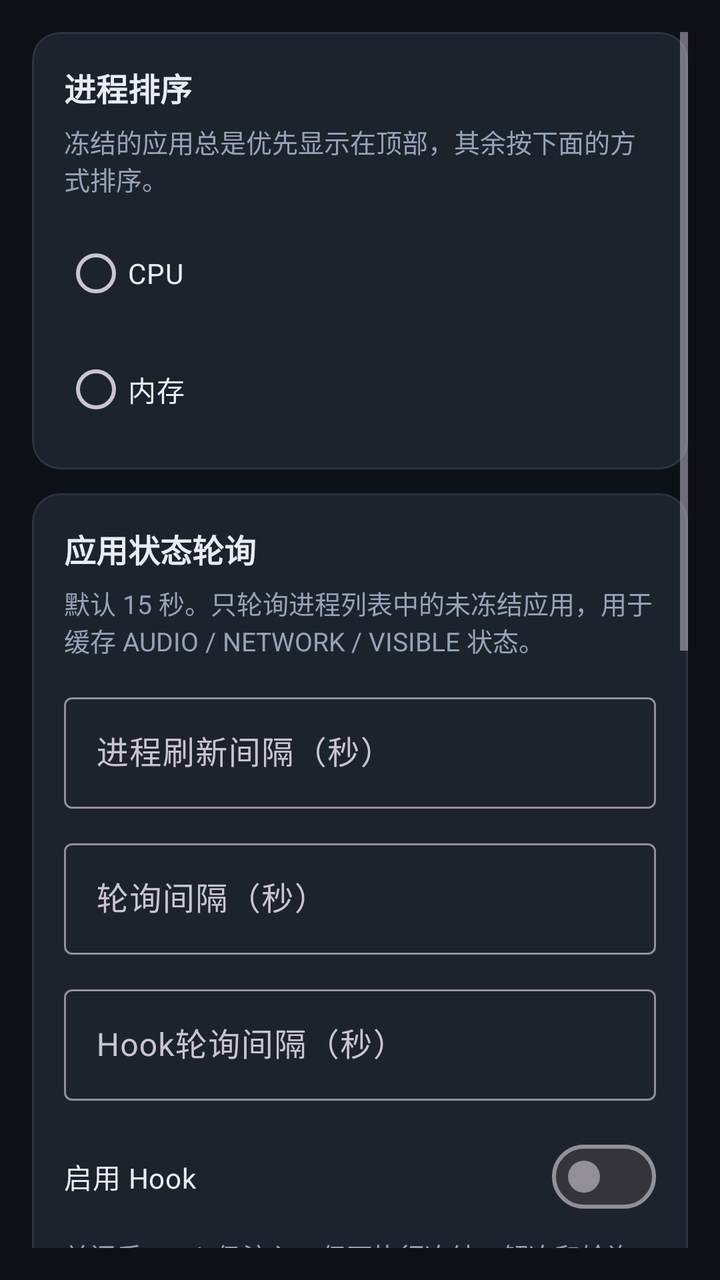
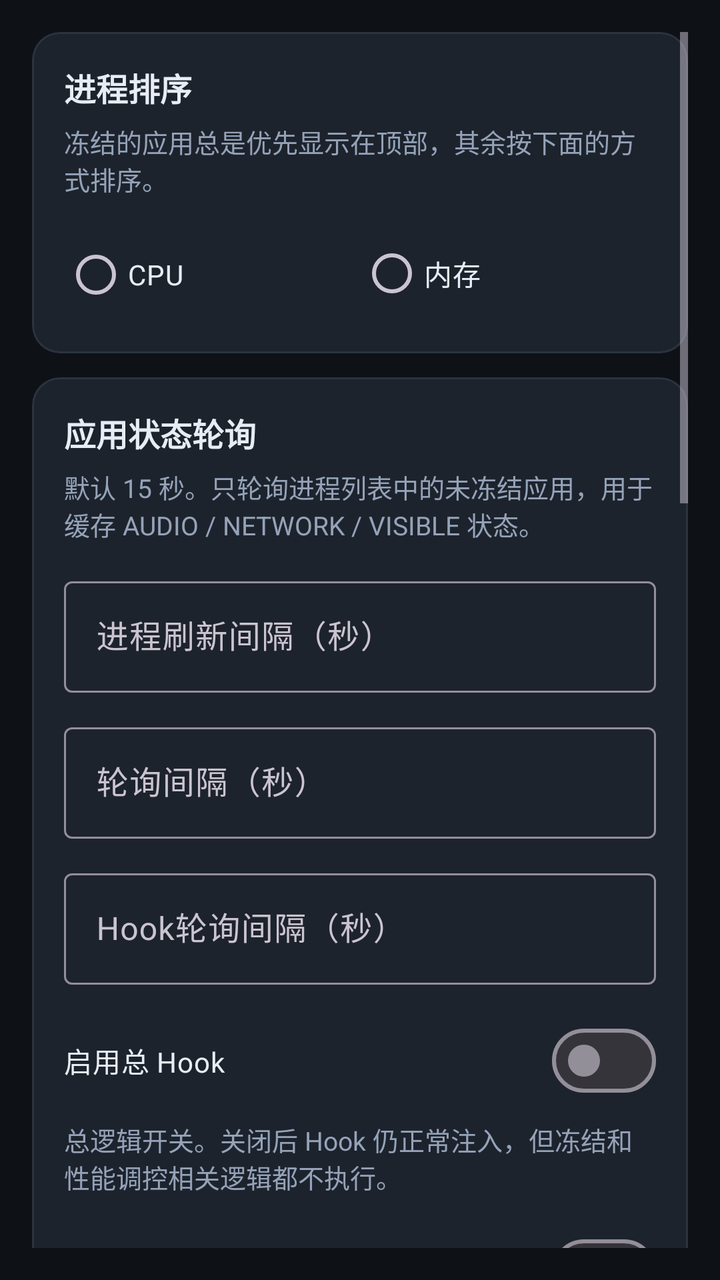

The first picture is an Android layout as it rendered before a commit; the second is the same layout after the commit. The layout source and the unified diff follow.
<!-- AndroidManifest.xml: application theme Theme.Silence -->
<!-- res/layout/fragment_features.xml -->
<?xml version="1.0" encoding="utf-8"?>
<ScrollView xmlns:android="http://schemas.android.com/apk/res/android"
    xmlns:app="http://schemas.android.com/apk/res-auto"
    android:layout_width="match_parent"
    android:layout_height="match_parent"
    android:fillViewport="true"
    android:padding="16dp">

    <LinearLayout
        android:layout_width="match_parent"
        android:layout_height="wrap_content"
        android:orientation="vertical">

        <com.google.android.material.card.MaterialCardView
            android:layout_width="match_parent"
            android:layout_height="wrap_content"
            app:cardBackgroundColor="@color/surface_card"
            app:cardCornerRadius="14dp"
            app:cardElevation="0dp"
            app:strokeColor="@color/divider_color"
            app:strokeWidth="1dp">

            <LinearLayout
                android:layout_width="match_parent"
                android:layout_height="wrap_content"
                android:orientation="vertical"
                android:padding="16dp">

                <TextView
                    android:layout_width="match_parent"
                    android:layout_height="wrap_content"
                    android:text="@string/settings_sort_title"
                    android:textColor="@color/text_primary"
                    android:textSize="16sp"
                    android:textStyle="bold" />

                <TextView
                    android:layout_width="match_parent"
                    android:layout_height="wrap_content"
                    android:layout_marginTop="6dp"
                    android:text="@string/settings_sort_summary"
                    android:textColor="@color/text_secondary"
                    android:textSize="13sp" />

                <RadioGroup
                    android:id="@+id/sortModeGroup"
                    android:layout_width="match_parent"
                    android:layout_height="wrap_content"
                    android:layout_marginTop="14dp"
                    android:orientation="vertical">

                    <RadioButton
                        android:id="@+id/sortByCpu"
                        android:layout_width="match_parent"
                        android:layout_height="wrap_content"
                        android:text="@string/settings_sort_cpu"
                        android:textColor="@color/text_primary" />

                    <RadioButton
                        android:id="@+id/sortByMemory"
                        android:layout_width="match_parent"
                        android:layout_height="wrap_content"
                        android:layout_marginTop="10dp"
                        android:text="@string/settings_sort_memory"
                        android:textColor="@color/text_primary" />
                </RadioGroup>
            </LinearLayout>
        </com.google.android.material.card.MaterialCardView>

        <com.google.android.material.card.MaterialCardView
            android:layout_width="match_parent"
            android:layout_height="wrap_content"
            android:layout_marginTop="12dp"
            app:cardBackgroundColor="@color/surface_card"
            app:cardCornerRadius="14dp"
            app:cardElevation="0dp"
            app:strokeColor="@color/divider_color"
            app:strokeWidth="1dp">

            <LinearLayout
                android:layout_width="match_parent"
                android:layout_height="wrap_content"
                android:orientation="vertical"
                android:padding="16dp">

                <TextView
                    android:layout_width="match_parent"
                    android:layout_height="wrap_content"
                    android:text="@string/settings_state_poll_title"
                    android:textColor="@color/text_primary"
                    android:textSize="16sp"
                    android:textStyle="bold" />

                <TextView
                    android:layout_width="match_parent"
                    android:layout_height="wrap_content"
                    android:layout_marginTop="6dp"
                    android:text="@string/settings_state_poll_summary"
                    android:textColor="@color/text_secondary"
                    android:textSize="13sp" />

                <com.google.android.material.textfield.TextInputLayout
                    android:layout_width="match_parent"
                    android:layout_height="wrap_content"
                    android:layout_marginTop="14dp"
                    android:hint="@string/settings_process_refresh_hint">

                    <com.google.android.material.textfield.TextInputEditText
                        android:id="@+id/processRefreshIntervalInput"
                        android:layout_width="match_parent"
                        android:layout_height="wrap_content"
                        android:inputType="number"
                        android:maxLines="1"
                        android:textColor="@color/text_primary" />
                </com.google.android.material.textfield.TextInputLayout>

                <com.google.android.material.textfield.TextInputLayout
                    android:layout_width="match_parent"
                    android:layout_height="wrap_content"
                    android:layout_marginTop="12dp"
                    android:hint="@string/settings_state_poll_hint">

                    <com.google.android.material.textfield.TextInputEditText
                        android:id="@+id/statePollIntervalInput"
                        android:layout_width="match_parent"
                        android:layout_height="wrap_content"
                        android:inputType="number"
                        android:maxLines="1"
                        android:textColor="@color/text_primary" />
                </com.google.android.material.textfield.TextInputLayout>

                <com.google.android.material.textfield.TextInputLayout
                    android:layout_width="match_parent"
                    android:layout_height="wrap_content"
                    android:layout_marginTop="12dp"
                    android:hint="@string/settings_hook_poll_hint">

                    <com.google.android.material.textfield.TextInputEditText
                        android:id="@+id/hookPollIntervalInput"
                        android:layout_width="match_parent"
                        android:layout_height="wrap_content"
                        android:inputType="number"
                        android:maxLines="1"
                        android:textColor="@color/text_primary" />
                </com.google.android.material.textfield.TextInputLayout>

                <com.google.android.material.materialswitch.MaterialSwitch
                    android:id="@+id/hookEnabledSwitch"
                    android:layout_width="match_parent"
                    android:layout_height="wrap_content"
                    android:layout_marginTop="14dp"
                    android:text="@string/settings_hook_enabled_title"
                    android:textColor="@color/text_primary" />

                <TextView
                    android:layout_width="match_parent"
                    android:layout_height="wrap_content"
                    android:layout_marginTop="6dp"
                    android:text="@string/settings_hook_enabled_summary"
                    android:textColor="@color/text_secondary"
                    android:textSize="13sp" />

                <com.google.android.material.materialswitch.MaterialSwitch
                    android:id="@+id/processDebugLogSwitch"
                    android:layout_width="match_parent"
                    android:layout_height="wrap_content"
                    android:layout_marginTop="14dp"
                    android:text="@string/settings_process_debug_log_title"
                    android:textColor="@color/text_primary" />

                <TextView
                    android:layout_width="match_parent"
                    android:layout_height="wrap_content"
                    android:layout_marginTop="6dp"
                    android:text="@string/settings_process_debug_log_summary"
                    android:textColor="@color/text_secondary"
                    android:textSize="13sp" />

                <com.google.android.material.materialswitch.MaterialSwitch
                    android:id="@+id/foregroundDebugLogSwitch"
                    android:layout_width="match_parent"
                    android:layout_height="wrap_content"
                    android:layout_marginTop="14dp"
                    android:text="@string/settings_foreground_debug_log_title"
                    android:textColor="@color/text_primary" />

                <TextView
                    android:layout_width="match_parent"
                    android:layout_height="wrap_content"
                    android:layout_marginTop="6dp"
                    android:text="@string/settings_foreground_debug_log_summary"
                    android:textColor="@color/text_secondary"
                    android:textSize="13sp" />
            </LinearLayout>
        </com.google.android.material.card.MaterialCardView>

        <com.google.android.material.card.MaterialCardView
            android:layout_width="match_parent"
            android:layout_height="wrap_content"
            android:layout_marginTop="12dp"
            app:cardBackgroundColor="@color/surface_card"
            app:cardCornerRadius="14dp"
            app:cardElevation="0dp"
            app:strokeColor="@color/divider_color"
            app:strokeWidth="1dp">

            <LinearLayout
                android:layout_width="match_parent"
                android:layout_height="wrap_content"
                android:orientation="vertical"
                android:padding="16dp">

                <TextView
                    android:layout_width="match_parent"
                    android:layout_height="wrap_content"
                    android:text="@string/settings_notification_title"
                    android:textColor="@color/text_primary"
                    android:textSize="16sp"
                    android:textStyle="bold" />

                <TextView
                    android:layout_width="match_parent"
                    android:layout_height="wrap_content"
                    android:layout_marginTop="6dp"
                    android:text="@string/settings_notification_summary"
                    android:textColor="@color/text_secondary"
                    android:textSize="13sp" />

                <com.google.android.material.materialswitch.MaterialSwitch
                    android:id="@+id/persistentNotificationSwitch"
                    android:layout_width="match_parent"
                    android:layout_height="wrap_content"
                    android:layout_marginTop="14dp"
                    android:text="@string/settings_notification_toggle_title"
                    android:textColor="@color/text_primary" />
            </LinearLayout>
        </com.google.android.material.card.MaterialCardView>

        <com.google.android.material.card.MaterialCardView
            android:layout_width="match_parent"
            android:layout_height="wrap_content"
            android:layout_marginTop="12dp"
            app:cardBackgroundColor="@color/surface_card"
            app:cardCornerRadius="14dp"
            app:cardElevation="0dp"
            app:strokeColor="@color/divider_color"
            app:strokeWidth="1dp">

            <LinearLayout
                android:layout_width="match_parent"
                android:layout_height="wrap_content"
                android:orientation="vertical"
                android:padding="16dp">

                <TextView
                    android:layout_width="match_parent"
                    android:layout_height="wrap_content"
                    android:text="@string/settings_usage_access_title"
                    android:textColor="@color/text_primary"
                    android:textSize="16sp"
                    android:textStyle="bold" />

                <TextView
                    android:layout_width="match_parent"
                    android:layout_height="wrap_content"
                    android:layout_marginTop="6dp"
                    android:text="@string/settings_usage_access_summary"
                    android:textColor="@color/text_secondary"
                    android:textSize="13sp" />

                <TextView
                    android:id="@+id/usageAccessStateText"
                    android:layout_width="match_parent"
                    android:layout_height="wrap_content"
                    android:layout_marginTop="12dp"
                    android:textColor="@color/text_hint"
                    android:textSize="13sp" />

                <com.google.android.material.button.MaterialButton
                    android:id="@+id/usageAccessButton"
                    android:layout_width="match_parent"
                    android:layout_height="wrap_content"
                    android:layout_marginTop="14dp"
                    android:text="@string/settings_usage_access_button"
                    android:textAllCaps="false" />
            </LinearLayout>
        </com.google.android.material.card.MaterialCardView>
    </LinearLayout>
</ScrollView>
<!-- resources referenced by this layout -->
<resources>
  <color name="divider_color">#2B3340</color>
  <color name="surface_card">#1D232D</color>
  <color name="text_hint">#75849A</color>
  <color name="text_primary">#E8EDF5</color>
  <color name="text_secondary">#95A3B8</color>
  <string name="settings_foreground_debug_log_summary">控制 foreground recv、通知前台刷新、前台解析失败等日志，默认关闭，避免后台持续刷日志。</string>
  <string name="settings_foreground_debug_log_title">启用前台进程调试日志</string>
  <string name="settings_hook_enabled_summary">关闭后 Hook 仍注入，但不执行冻结、解冻和轮询进输。</string>
  <string name="settings_hook_enabled_title">启用 Hook</string>
  <string name="settings_hook_poll_hint">Hook轮询间隔（秒）</string>
  <string name="settings_notification_summary">在通知栏持续显示当前前台应用和估算功耗，便于后续关注。</string>
  <string name="settings_notification_title">乆骑通知</string>
  <string name="settings_notification_toggle_title">启用乆骑通知</string>
  <string name="settings_process_debug_log_summary">控制 process-cmd / process-enter / process-perf 等调试日志，默认关闭。</string>
  <string name="settings_process_debug_log_title">启用进程调试日志</string>
  <string name="settings_process_refresh_hint">进程刷新间隔（秒）</string>
  <string name="settings_sort_cpu">CPU</string>
  <string name="settings_sort_memory">内存</string>
  <string name="settings_sort_summary">冻结的应用总是优先显示在顶部，其余按下面的方式排序。</string>
  <string name="settings_sort_title">进程排序</string>
  <string name="settings_state_poll_hint">轮询间隔（秒）</string>
  <string name="settings_state_poll_summary">默认 15 秒。只轮询进程列表中的未冻结应用，用于缓存 AUDIO / NETWORK / VISIBLE 状态。</string>
  <string name="settings_state_poll_title">应用状态轮询</string>
  <string name="settings_usage_access_button">打开使用情况访问</string>
  <string name="settings_usage_access_summary">当前前台应用改为读取 Android UsageStats，不再依赖 Hook 写入的旧状态。</string>
  <string name="settings_usage_access_title">前台来源</string>
  <style name="Theme.Silence" parent="Theme.Material3.Dark.NoActionBar">
          <item name="colorPrimary">@color/brand_primary</item>
          <item name="colorSecondary">@color/brand_primary</item>
          <item name="android:statusBarColor">@color/surface_bg</item>
          <item name="android:navigationBarColor">@color/surface_bg</item>
          <item name="android:enforceNavigationBarContrast">false</item>
          <item name="android:windowBackground">@color/surface_bg</item>
          <item name="colorSurface">@color/surface_bg</item>
          <item name="android:windowAllowEnterTransitionOverlap">true</item>
          <item name="android:windowAllowReturnTransitionOverlap">true</item>
      </style>
  <color name="brand_primary">#5AA9FF</color>
  <color name="surface_bg">#0E1116</color>
</resources>

<!-- the commit's change to res/layout/fragment_features.xml (unified diff, before → after) -->
@@ -47,20 +47,21 @@
                     android:layout_width="match_parent"
                     android:layout_height="wrap_content"
                     android:layout_marginTop="14dp"
-                    android:orientation="vertical">
+                    android:orientation="horizontal">
 
                     <RadioButton
                         android:id="@+id/sortByCpu"
-                        android:layout_width="match_parent"
-                        android:layout_height="wrap_content"
+                        android:layout_width="0dp"
+                        android:layout_height="wrap_content"
+                        android:layout_weight="1"
                         android:text="@string/settings_sort_cpu"
                         android:textColor="@color/text_primary" />
 
                     <RadioButton
                         android:id="@+id/sortByMemory"
-                        android:layout_width="match_parent"
-                        android:layout_height="wrap_content"
-                        android:layout_marginTop="10dp"
+                        android:layout_width="0dp"
+                        android:layout_height="wrap_content"
+                        android:layout_weight="1"
                         android:text="@string/settings_sort_memory"
                         android:textColor="@color/text_primary" />
                 </RadioGroup>
@@ -161,6 +162,38 @@
                     android:textSize="13sp" />
 
                 <com.google.android.material.materialswitch.MaterialSwitch
+                    android:id="@+id/freezeHookEnabledSwitch"
+                    android:layout_width="match_parent"
+                    android:layout_height="wrap_content"
+                    android:layout_marginTop="14dp"
+                    android:text="@string/settings_freeze_hook_enabled_title"
+                    android:textColor="@color/text_primary" />
+
+                <TextView
+                    android:layout_width="match_parent"
+                    android:layout_height="wrap_content"
+                    android:layout_marginTop="6dp"
+                    android:text="@string/settings_freeze_hook_enabled_summary"
+                    android:textColor="@color/text_secondary"
+                    android:textSize="13sp" />
+
+                <com.google.android.material.materialswitch.MaterialSwitch
+                    android:id="@+id/performanceHookEnabledSwitch"
+                    android:layout_width="match_parent"
+                    android:layout_height="wrap_content"
+                    android:layout_marginTop="14dp"
+                    android:text="@string/settings_performance_hook_enabled_title"
+                    android:textColor="@color/text_primary" />
+
+                <TextView
+                    android:layout_width="match_parent"
+                    android:layout_height="wrap_content"
+                    android:layout_marginTop="6dp"
+                    android:text="@string/settings_performance_hook_enabled_summary"
+                    android:textColor="@color/text_secondary"
+                    android:textSize="13sp" />
+
+                <com.google.android.material.materialswitch.MaterialSwitch
                     android:id="@+id/processDebugLogSwitch"
                     android:layout_width="match_parent"
                     android:layout_height="wrap_content"
@@ -233,6 +266,37 @@
                     android:layout_marginTop="14dp"
                     android:text="@string/settings_notification_toggle_title"
                     android:textColor="@color/text_primary" />
+
+                <com.google.android.material.materialswitch.MaterialSwitch
+                    android:id="@+id/powerRecordEnabledSwitch"
+                    android:layout_width="match_parent"
+                    android:layout_height="wrap_content"
+                    android:layout_marginTop="14dp"
+                    android:text="@string/settings_power_record_enabled_title"
+                    android:textColor="@color/text_primary" />
+
+                <TextView
+                    android:layout_width="match_parent"
+                    android:layout_height="wrap_content"
+                    android:layout_marginTop="6dp"
+                    android:text="@string/settings_power_record_enabled_summary"
+                    android:textColor="@color/text_secondary"
+                    android:textSize="13sp" />
+
+                <com.google.android.material.textfield.TextInputLayout
+                    android:layout_width="match_parent"
+                    android:layout_height="wrap_content"
+                    android:layout_marginTop="12dp"
+                    android:hint="@string/settings_power_record_poll_hint">
+
+                    <com.google.android.material.textfield.TextInputEditText
+                        android:id="@+id/powerRecordPollIntervalInput"
+                        android:layout_width="match_parent"
+                        android:layout_height="wrap_content"
+                        android:inputType="number"
+                        android:maxLines="1"
+                        android:textColor="@color/text_primary" />
+                </com.google.android.material.textfield.TextInputLayout>
             </LinearLayout>
         </com.google.android.material.card.MaterialCardView>
 
@@ -255,7 +319,7 @@
                 <TextView
                     android:layout_width="match_parent"
                     android:layout_height="wrap_content"
-                    android:text="@string/settings_usage_access_title"
+                    android:text="@string/settings_external_mode_title"
                     android:textColor="@color/text_primary"
                     android:textSize="16sp"
                     android:textStyle="bold" />
@@ -264,26 +328,34 @@
                     android:layout_width="match_parent"
                     android:layout_height="wrap_content"
                     android:layout_marginTop="6dp"
-                    android:text="@string/settings_usage_access_summary"
-                    android:textColor="@color/text_secondary"
-                    android:textSize="13sp" />
-
-                <TextView
-                    android:id="@+id/usageAccessStateText"
+                    android:text="@string/settings_external_mode_summary"
+                    android:textColor="@color/text_secondary"
+                    android:textSize="13sp" />
+
+                <com.google.android.material.materialswitch.MaterialSwitch
+                    android:id="@+id/externalModeEnabledSwitch"
+                    android:layout_width="match_parent"
+                    android:layout_height="wrap_content"
+                    android:layout_marginTop="14dp"
+                    android:text="@string/settings_external_mode_enabled_title"
+                    android:textColor="@color/text_primary" />
+
+                <com.google.android.material.textfield.TextInputLayout
                     android:layout_width="match_parent"
                     android:layout_height="wrap_content"
                     android:layout_marginTop="12dp"
-                    android:textColor="@color/text_hint"
-                    android:textSize="13sp" />
-
-                <com.google.android.material.button.MaterialButton
-                    android:id="@+id/usageAccessButton"
-                    android:layout_width="match_parent"
-                    android:layout_height="wrap_content"
-                    android:layout_marginTop="14dp"
-                    android:text="@string/settings_usage_access_button"
-                    android:textAllCaps="false" />
+                    android:hint="@string/settings_external_mode_path_hint">
+
+                    <com.google.android.material.textfield.TextInputEditText
+                        android:id="@+id/externalModePathInput"
+                        android:layout_width="match_parent"
+                        android:layout_height="wrap_content"
+                        android:inputType="textUri"
+                        android:maxLines="1"
+                        android:textColor="@color/text_primary" />
+                </com.google.android.material.textfield.TextInputLayout>
             </LinearLayout>
         </com.google.android.material.card.MaterialCardView>
+
     </LinearLayout>
 </ScrollView>
<!-- resource entries referenced after the edit -->
@@ -2,17 +2,27 @@
 <resources>
   <color name="divider_color">#2B3340</color>
   <color name="surface_card">#1D232D</color>
-  <color name="text_hint">#75849A</color>
   <color name="text_primary">#E8EDF5</color>
   <color name="text_secondary">#95A3B8</color>
+  <string name="settings_external_mode_enabled_title">启用外部挡位写入</string>
+  <string name="settings_external_mode_path_hint">外部挡位文件路径</string>
+  <string name="settings_external_mode_summary">把当前性能挡位同步写入一个外部文件，用于接管外部的如 Uperf 的调度挡位，与 Silence 自带的调度功能冲突。</string>
+  <string name="settings_external_mode_title">外部切换</string>
   <string name="settings_foreground_debug_log_summary">控制 foreground recv、通知前台刷新、前台解析失败等日志，默认关闭，避免后台持续刷日志。</string>
   <string name="settings_foreground_debug_log_title">启用前台进程调试日志</string>
-  <string name="settings_hook_enabled_summary">关闭后 Hook 仍注入，但不执行冻结、解冻和轮询进输。</string>
-  <string name="settings_hook_enabled_title">启用 Hook</string>
+  <string name="settings_freeze_hook_enabled_summary">只控制冻结、解冻和冻结轮询判定。关闭后前台切换与亮灭屏等调控信号仍可继续工作。</string>
+  <string name="settings_freeze_hook_enabled_title">启用冻结 Hook</string>
+  <string name="settings_hook_enabled_summary">总逻辑开关。关闭后 Hook 仍正常注入，但冻结和性能调控相关逻辑都不执行。</string>
+  <string name="settings_hook_enabled_title">启用总 Hook</string>
   <string name="settings_hook_poll_hint">Hook轮询间隔（秒）</string>
   <string name="settings_notification_summary">在通知栏持续显示当前前台应用和估算功耗，便于后续关注。</string>
-  <string name="settings_notification_title">乆骑通知</string>
-  <string name="settings_notification_toggle_title">启用乆骑通知</string>
+  <string name="settings_notification_title">常驻通知</string>
+  <string name="settings_notification_toggle_title">启用常驻通知</string>
+  <string name="settings_performance_hook_enabled_summary">控制前台切换、亮屏、熄屏等调控信号采集。关闭后冻结逻辑仍可单独运行。</string>
+  <string name="settings_performance_hook_enabled_title">启用调控 Hook</string>
+  <string name="settings_power_record_enabled_summary">打开后按下面的轮询间隔写入性能记录文件，包含功耗、电量、前台包名和当前性能档位。</string>
+  <string name="settings_power_record_enabled_title">启用耗电记录</string>
+  <string name="settings_power_record_poll_hint">耗电记录轮询时间（秒）</string>
   <string name="settings_process_debug_log_summary">控制 process-cmd / process-enter / process-perf 等调试日志，默认关闭。</string>
   <string name="settings_process_debug_log_title">启用进程调试日志</string>
   <string name="settings_process_refresh_hint">进程刷新间隔（秒）</string>
@@ -23,9 +33,6 @@
   <string name="settings_state_poll_hint">轮询间隔（秒）</string>
   <string name="settings_state_poll_summary">默认 15 秒。只轮询进程列表中的未冻结应用，用于缓存 AUDIO / NETWORK / VISIBLE 状态。</string>
   <string name="settings_state_poll_title">应用状态轮询</string>
-  <string name="settings_usage_access_button">打开使用情况访问</string>
-  <string name="settings_usage_access_summary">当前前台应用改为读取 Android UsageStats，不再依赖 Hook 写入的旧状态。</string>
-  <string name="settings_usage_access_title">前台来源</string>
   <style name="Theme.Silence" parent="Theme.Material3.Dark.NoActionBar">
           <item name="colorPrimary">@color/brand_primary</item>
           <item name="colorSecondary">@color/brand_primary</item>
